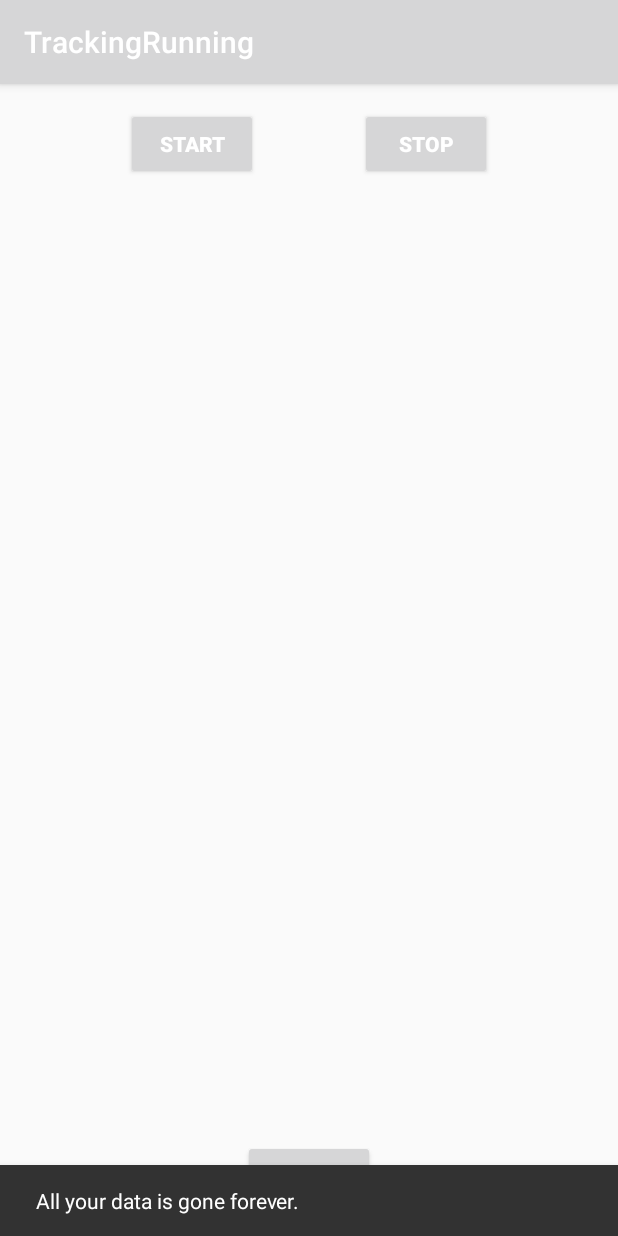
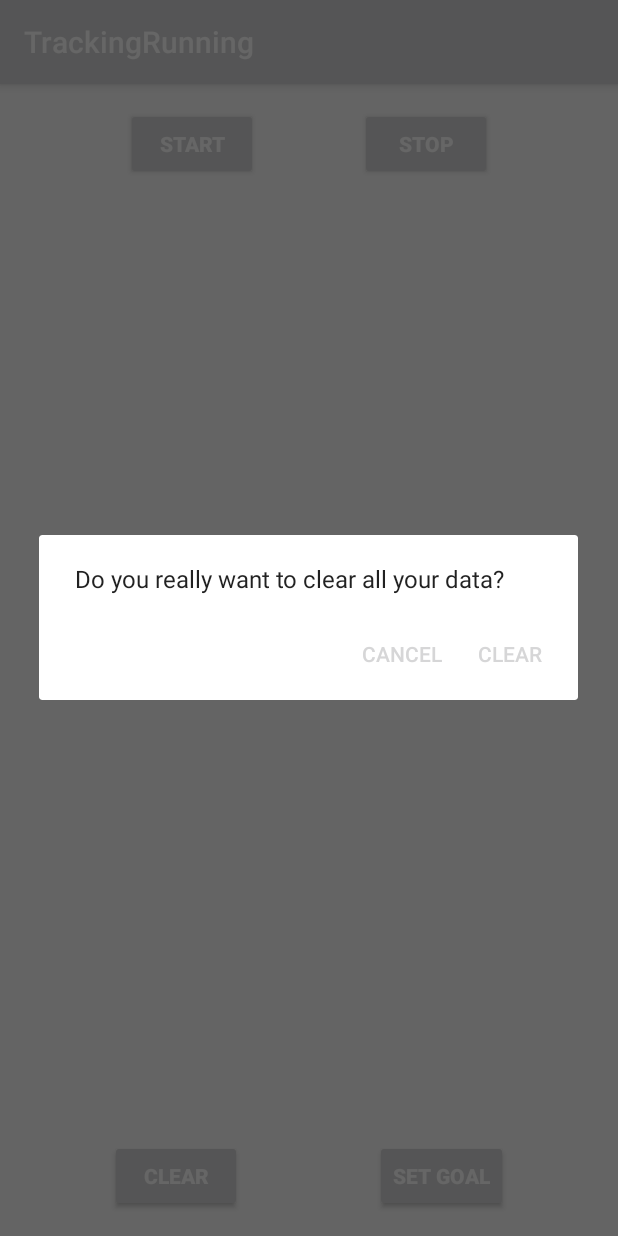
Before and after one commit to PLHieu/Healthy-Lifestyle, an Android app: the SleepTrackerFragment screen opened directly, with no data from a screen before it, after a tap on "CLEAR", on a phone screen of 412 x 824 dp. Run offline under Robolectric (Android 15) with nearby library versions, the phone set to English and light mode, and no system bars; our stand-ins replace Room's generated code, data binding; Roboto replaces fonts that are not available here; 4 statements that could not run were skipped.

Commit message:
Add sleep goal setter and clear all sleep data warning

```diff
--- a/app/src/main/java/com/example/awesomehabit/database/sleeping/SleepDatabaseDao.kt
+++ b/app/src/main/java/com/example/awesomehabit/database/sleeping/SleepDatabaseDao.kt
@@ -21,6 +21,9 @@ interface SleepDatabaseDao : HabitDao {
     @Query("DELETE FROM daily_sleep_quality_table")
     fun clear()
 
+    @Query("SELECT * FROM daily_sleep_quality_table ORDER BY id DESC LIMIT 15")
+    fun get15RecentNights(): LiveData<List<SleepNight>>
+
     @Query("SELECT * FROM daily_sleep_quality_table ORDER BY id DESC")
     fun getAllNights(): LiveData<List<SleepNight>>
 
--- a/app/src/main/java/com/example/awesomehabit/sleeping/Utils.kt
+++ b/app/src/main/java/com/example/awesomehabit/sleeping/Utils.kt
@@ -44,11 +44,11 @@ fun formatNights(nights: List<SleepNight>, resources: Resources): Spanned {
                 append("\t${convertNumericQualityToString(it.sleepQuality, resources)}<br>")
                 append(resources.getString(R.string.hours_slept))
                 // Hours
-                append("\t${it.endTimeMilli.minus(it.startTimeMilli) / 1000 / 60 / 60}:")
+                append("\t%d:".format(it.endTimeMilli.minus(it.startTimeMilli) / 1000 / 60 / 60))
                 // Minutes
-                append("${it.endTimeMilli.minus(it.startTimeMilli) / 1000 / 60}:")
+                append("%02d:".format(it.endTimeMilli.minus(it.startTimeMilli) / 1000 / 60))
                 // Seconds
-                append("${it.endTimeMilli.minus(it.startTimeMilli) / 1000}<br><br>")
+                append("%02d<br><br>".format(it.endTimeMilli.minus(it.startTimeMilli) / 1000))
             } else {
                 append(resources.getString(R.string.sleep_tracking))
                 append("<br><br>")
--- a/app/src/main/java/com/example/awesomehabit/sleeping/quality/SleepQualityFragment.kt
+++ b/app/src/main/java/com/example/awesomehabit/sleeping/quality/SleepQualityFragment.kt
@@ -12,7 +12,6 @@ import androidx.lifecycle.ViewModelProvider
 import androidx.navigation.fragment.findNavController
 import com.example.awesomehabit.R
 import com.example.awesomehabit.database.AppDatabase
-//import com.example.tutorial.database.sleepinghabit.SleepDatabase
 import com.example.awesomehabit.databinding.FragmentSleepQualityBinding
 
 class SleepQualityFragment : Fragment() {
--- a/app/src/main/java/com/example/awesomehabit/sleeping/quality/SleepQualityViewModel.kt
+++ b/app/src/main/java/com/example/awesomehabit/sleeping/quality/SleepQualityViewModel.kt
@@ -23,7 +23,6 @@ class SleepQualityViewModel(
             val tonight = database.get(sleepNightKey) ?: return@launch
             tonight.sleepQuality = quality
             database.update(tonight)
-
             // Setting this state variable to true will alert the observer and trigger navigation.
             _navigateToSleepTracker.value = true
         }
--- /dev/null
+++ b/app/src/main/java/com/example/awesomehabit/sleeping/tracker/ClearAllDialogFragment.kt
@@ -0,0 +1,40 @@
+@file:Suppress("DEPRECATION")
+
+package com.example.awesomehabit.sleeping.tracker
+
+import android.app.AlertDialog
+import android.app.Dialog
+import android.app.DialogFragment
+import android.content.DialogInterface
+import android.os.Bundle
+import com.example.awesomehabit.R
+
+class ClearAllDialogFragment : DialogFragment() {
+    private var listener: ClearAllDialogListener? = null
+
+    interface ClearAllDialogListener {
+        fun onDialogPositiveClick(dialog: DialogFragment)
+    }
+
+    fun setClearAllDialogLister(clearAllDialogListener: ClearAllDialogListener) {
+        listener = clearAllDialogListener
+    }
+
+    override fun onCreateDialog(savedInstanceState: Bundle?): Dialog {
+        return activity?.let {
+                val builder = AlertDialog.Builder(it)
+                builder.setMessage(R.string.dialog_clear_all_title)
+                        .setPositiveButton(R.string.clear,
+                                DialogInterface.OnClickListener { dialog, id ->
+                                    listener!!.onDialogPositiveClick(this)
+                                })
+                        .setNegativeButton(R.string.cancel,
+                                DialogInterface.OnClickListener { dialog, id ->
+                                    dialog.cancel()
+                                })
+                builder.create()
+            } ?: throw IllegalStateException("Activity cannot be null")
+    }
+
+
+}
--- a/app/src/main/java/com/example/awesomehabit/sleeping/tracker/SleepTrackerFragment.kt
+++ b/app/src/main/java/com/example/awesomehabit/sleeping/tracker/SleepTrackerFragment.kt
@@ -1,3 +1,5 @@
+@file:Suppress("DEPRECATION")
+
 package com.example.awesomehabit.sleeping.tracker
 
 import android.os.Bundle
@@ -26,7 +28,9 @@ class SleepTrackerFragment : Fragment() {
 
         val dataSource = AppDatabase.getDatabase(application).sleepDao();
 
-        val viewModelFactory = SleepTrackerViewModelFactory(dataSource, application)
+        val fragmentManager = requireNotNull(this.activity).fragmentManager
+
+        val viewModelFactory = SleepTrackerViewModelFactory(dataSource, application, fragmentManager)
 
         val sleepTrackerViewModel =
                 ViewModelProvider(
@@ -40,7 +44,7 @@ class SleepTrackerFragment : Fragment() {
             if (it == true) {
                 Snackbar.make(
                         requireActivity().findViewById(android.R.id.content),
-                        getString(R.string.cleared_message),
+                        sleepTrackerViewModel.snackbarString,
                         Snackbar.LENGTH_SHORT
                 ).show()
                 sleepTrackerViewModel.doneShowingSnackbar()
--- a/app/src/main/java/com/example/awesomehabit/sleeping/tracker/SleepTrackerViewModel.kt
+++ b/app/src/main/java/com/example/awesomehabit/sleeping/tracker/SleepTrackerViewModel.kt
@@ -1,19 +1,25 @@
+@file:Suppress("DEPRECATION")
+
 package com.example.awesomehabit.sleeping.tracker
 
 import android.app.Application
-import android.util.Log
+import android.app.DialogFragment
+import android.app.FragmentManager
 import androidx.lifecycle.*
+import com.example.awesomehabit.R
 import com.example.awesomehabit.database.sleeping.SleepDatabaseDao
 import com.example.awesomehabit.database.sleeping.SleepNight
+import com.example.awesomehabit.sleeping.SleepGoal
 import com.example.awesomehabit.sleeping.formatNights
 import kotlinx.coroutines.launch
-import java.util.*
 
 class SleepTrackerViewModel(
         val database: SleepDatabaseDao,
-        application: Application) : AndroidViewModel(application) {
+        application: Application, val fragmentManager: FragmentManager) : AndroidViewModel(application) {
     private var tonight = MutableLiveData<SleepNight?>()
-    private val nights = database.getAllNights()
+    private val nights = database.get15RecentNights()
+    var snackbarString: String = ""
+
     val nightsString = Transformations.map(nights) { nights ->
         formatNights(nights, application.resources)
     }
@@ -111,11 +117,30 @@ class SleepTrackerViewModel(
     }
 
     fun onClear() {
-        viewModelScope.launch {
-            clear()
-            tonight.value = null
-        }
-        _showSnackbarEvent.value = true
+        val clearAllDialog = ClearAllDialogFragment()
+        clearAllDialog.setClearAllDialogLister(object:ClearAllDialogFragment.ClearAllDialogListener {
+            override fun onDialogPositiveClick(dialog: DialogFragment) {
+                viewModelScope.launch {
+                    clear()
+                    tonight.value = null
+                }
+                snackbarString = getApplication<Application>().applicationContext.getString(R.string.cleared_message)
+                _showSnackbarEvent.value = true
+            }
+        })
+        clearAllDialog.show(fragmentManager, "clearAllDialog")
     }
 
+    fun onSetGoal() {
+        val sleepGoalDialog = SleepGoalDialogFragment()
+        sleepGoalDialog.setSleepGoalDialogListener(object :SleepGoalDialogFragment.SleepGoalDialogListener {
+            override fun showSnackBar() {
+                snackbarString =
+                        getApplication<Application>().applicationContext.getString(R.string.set_goal_snackbar) +
+                                " " + SleepGoal.getInstance().toString() + "."
+                _showSnackbarEvent.value = true
+            }
+        })
+        sleepGoalDialog.show(fragmentManager, "sleepGoalDialog")
+    }
 }
--- a/app/src/main/java/com/example/awesomehabit/sleeping/tracker/SleepTrackerViewModelFactory.kt
+++ b/app/src/main/java/com/example/awesomehabit/sleeping/tracker/SleepTrackerViewModelFactory.kt
@@ -1,17 +1,20 @@
+@file:Suppress("DEPRECATION")
+
 package com.example.awesomehabit.sleeping.tracker
 
 import android.app.Application
+import android.app.FragmentManager
 import androidx.lifecycle.ViewModel
 import androidx.lifecycle.ViewModelProvider
 import com.example.awesomehabit.database.sleeping.SleepDatabaseDao
 
 class SleepTrackerViewModelFactory(
         private val dataSource: SleepDatabaseDao,
-        private val application: Application) : ViewModelProvider.Factory {
+        private val application: Application, private val fragmentManager: FragmentManager) : ViewModelProvider.Factory {
     @Suppress("unchecked_cast")
     override fun <T : ViewModel?> create(modelClass: Class<T>): T {
         if (modelClass.isAssignableFrom(SleepTrackerViewModel::class.java)) {
-            return SleepTrackerViewModel(dataSource, application) as T
+            return SleepTrackerViewModel(dataSource, application, fragmentManager) as T
         }
         throw IllegalArgumentException("Unknown ViewModel class")
     }
--- a/app/src/main/res/layout/fragment_sleep_tracker.xml
+++ b/app/src/main/res/layout/fragment_sleep_tracker.xml
@@ -74,8 +74,22 @@
             android:enabled="@{sleepTrackerViewModel.clearButtonVisible}"
             android:onClick="@{() -> sleepTrackerViewModel.onClear()}"
             app:layout_constraintBottom_toBottomOf="parent"
+            app:layout_constraintEnd_toStartOf="@id/set_sleep_goal_button"
+            app:layout_constraintStart_toStartOf="parent" />
+
+        <Button
+            android:id="@+id/set_sleep_goal_button"
+            style="@style/SleepButtons"
+            android:layout_width="wrap_content"
+            android:layout_height="wrap_content"
+            android:layout_marginStart="@dimen/margin"
+            android:layout_marginEnd="@dimen/margin"
+            android:layout_marginBottom="@dimen/margin"
+            android:text="@string/set_goal"
+            android:onClick="@{() -> sleepTrackerViewModel.onSetGoal()}"
+            app:layout_constraintBottom_toBottomOf="parent"
             app:layout_constraintEnd_toEndOf="parent"
-            app:layout_constraintStart_toStartOf="parent" />
+            app:layout_constraintStart_toEndOf="@id/clear_button" />
 
     </androidx.constraintlayout.widget.ConstraintLayout>
 </layout>
--- a/app/src/main/res/values/strings.xml
+++ b/app/src/main/res/values/strings.xml
@@ -14,7 +14,16 @@
     <string name="start">Start</string>
     <string name="stop">Stop</string>
     <string name="clear">Clear</string>
-    <string name="choose_date">Choose date</string>
+    <string name="cancel">Cancel</string>
+    <string name="set_goal">Set goal</string>
+
+    <!-- Dialog -->
+    <string name="dialog_clear_all_title">Do you really want to clear all your data?</string>
+    <string name="dialog_sleep_goal_title">Set your sleep goal</string>
+    <string name="hour">Hours</string>
+    <string name="minute">Minutes</string>
+    <string name="set">Set</string>
+    <string name="current_goal">Current Goal:</string>
 
     <!-- contentDescription strings for quality icons -->
     <string name="quality_0">Sleep Quality 0</string>
@@ -29,7 +38,7 @@
     <string name="start_time"><![CDATA[<b>From:</b>]]></string>
     <string name="end_time"><![CDATA[<b>To:</b>]]></string>
     <string name="quality"><![CDATA[<b>Quality:</b>]]></string>
-    <string name="hours_slept"><![CDATA[<b>Slept duration: </b>]]></string>
+    <string name="hours_slept"><![CDATA[<b>Sleep duration: </b>]]></string>
     <string name="sleep_tracking"><![CDATA[<i>Tracking your sleep…</i>]]></string>
 
     <!-- Sleep quality strings -->
@@ -41,6 +50,7 @@
     <string name="four_pretty_good">Pretty good</string>
     <string name="five_excellent">Excellent!</string>
 
-    <!-- Toast to play after Clear button has been pressed -->
+    <!-- Snackbar -->
     <string name="cleared_message">All your data is gone forever.</string>
+    <string name="set_goal_snackbar">Your goal is set to</string>
 </resources>
```
Also changed, not shown: app/src/main/java/com/example/awesomehabit/sleeping/SleepGoal.kt (added, +30 -0 lines), app/src/main/java/com/example/awesomehabit/sleeping/tracker/SleepGoalDialogFragment.kt (added, +46 -0 lines), app/src/main/res/layout/dialog_sleep_goal.xml (added, +39 -0 lines).
